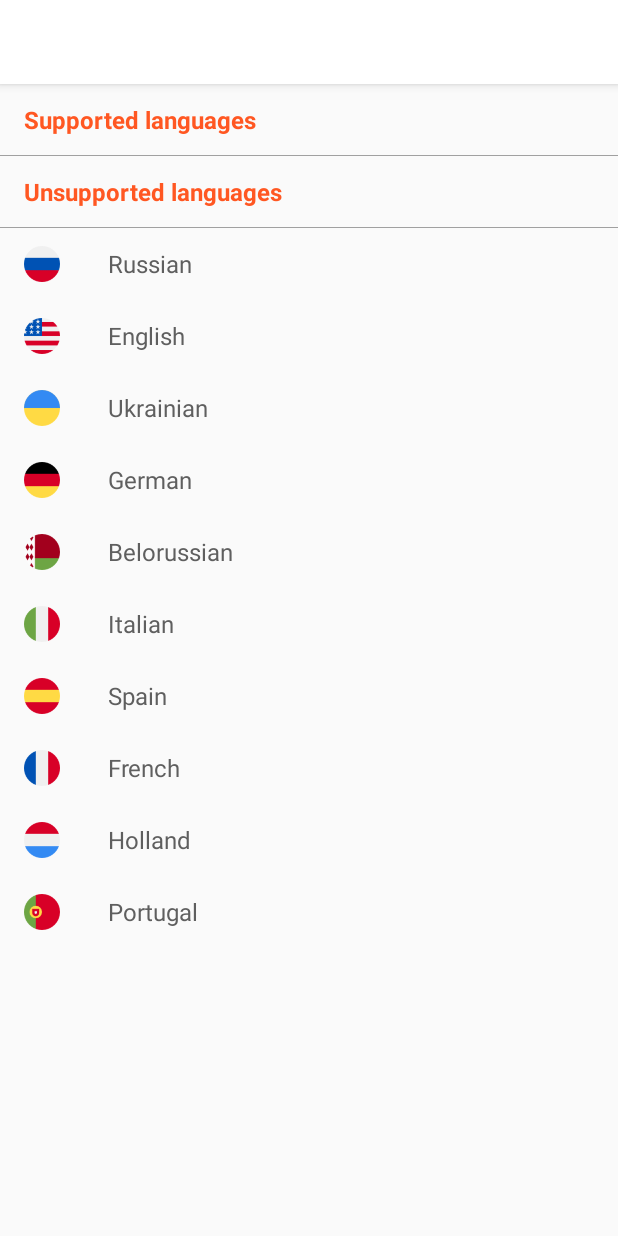
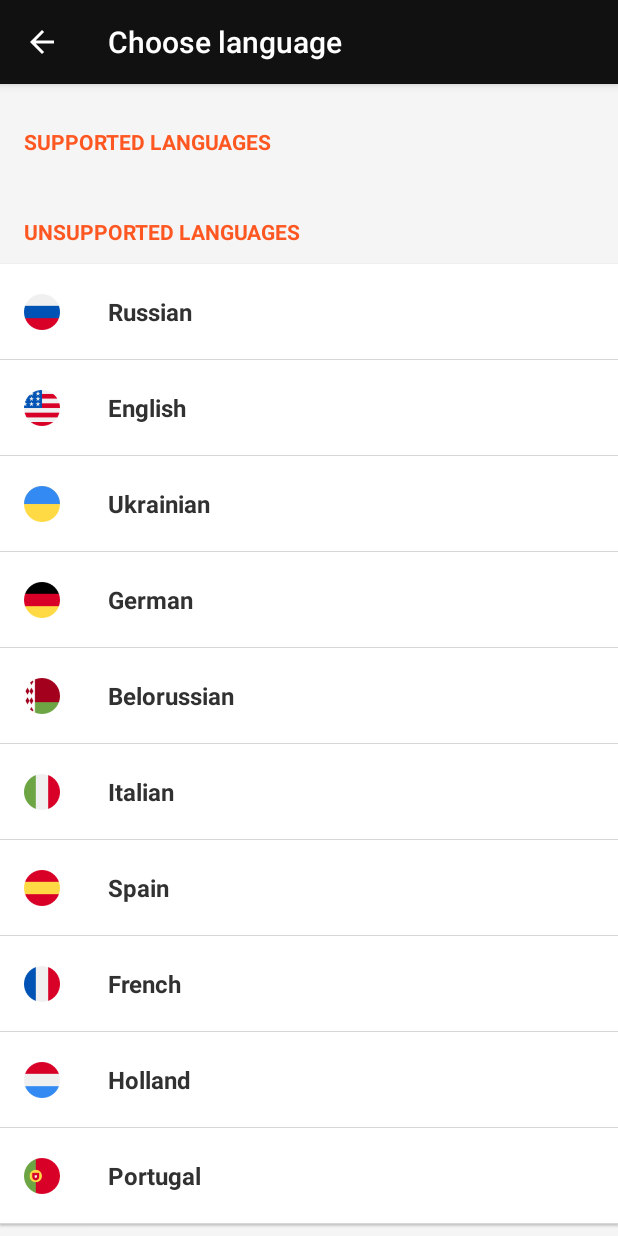
Before and after one commit to santaevpavel/ClipboardTranslator, an Android app: the ChooseLanguageActivity screen opened directly, with no data from a screen before it, on a phone screen of 412 x 824 dp. Run offline under Robolectric (Android 15) with nearby library versions, the phone set to English and light mode, and no system bars; our stand-ins replace data binding; 1 statement that could not run was skipped.

Commit message:
added new design (attempt 2)

```diff
--- a/app/build.gradle
+++ b/app/build.gradle
@@ -15,6 +15,7 @@ android {
         testInstrumentationRunner "android.support.test.runner.AndroidJUnitRunner"
 
         buildConfigField "String", "YANDEX_TRANSLATE_API_KEY", "\"" + API_KEY + "\""
+        vectorDrawables.useSupportLibrary = true
     }
     buildTypes {
         release {
--- /dev/null
+++ b/app/src/main/res/drawable/ic_restore_black_128dp.xml
@@ -0,0 +1,4 @@
+<vector android:height="128dp" android:viewportHeight="24.0"
+    android:viewportWidth="24.0" android:width="128dp" xmlns:android="http://schemas.android.com/apk/res/android">
+    <path android:fillColor="#FF000000" android:pathData="M13,3c-4.97,0 -9,4.03 -9,9L1,12l3.89,3.89 0.07,0.14L9,12L6,12c0,-3.87 3.13,-7 7,-7s7,3.13 7,7 -3.13,7 -7,7c-1.93,0 -3.68,-0.79 -4.94,-2.06l-1.42,1.42C8.27,19.99 10.51,21 13,21c4.97,0 9,-4.03 9,-9s-4.03,-9 -9,-9zM12,8v5l4.28,2.54 0.72,-1.21 -3.5,-2.08L13.5,8L12,8z"/>
+</vector>
--- a/app/src/main/res/layout/activity_choose_language.xml
+++ b/app/src/main/res/layout/activity_choose_language.xml
@@ -7,6 +7,7 @@
         android:layout_width="match_parent"
         android:layout_height="match_parent"
         android:orientation="vertical"
+        android:background="@color/main_background"
         tools:context="ru.santaev.clipboardtranslator.ui.ChooseLanguageActivity">
 
         <android.support.design.widget.AppBarLayout
--- a/app/src/main/res/layout/activity_main.xml
+++ b/app/src/main/res/layout/activity_main.xml
@@ -12,7 +12,7 @@
             android:layout_height="wrap_content"
             android:animateLayoutChanges="true"
             android:theme="@style/ThemeOverlay.AppCompat.Dark.ActionBar"
-            android:background="@color/colorWhite"
+            android:background="@color/colorPrimary"
             app:elevation="0dp">
 
             <android.support.v7.widget.Toolbar
@@ -20,8 +20,8 @@
                 android:layout_width="match_parent"
                 android:layout_height="?attr/actionBarSize"
                 android:visibility="visible"
-                android:background="@color/colorWhite"
-                app:titleTextColor="@color/textColorBlackLight"
+                android:background="@color/textColorBlackLight"
+                app:titleTextColor="@color/colorWhite"
                 app:elevation="0dp"
                 app:theme="@style/ToolbarColored" />
 
--- a/app/src/main/res/layout/history_item_layout.xml
+++ b/app/src/main/res/layout/history_item_layout.xml
@@ -6,7 +6,7 @@
         android:layout_width="wrap_content"
         android:layout_height="wrap_content"
         app:cardCornerRadius="0dp"
-        app:cardElevation="0dp">
+        app:cardElevation="1dp">
 
         <RelativeLayout
             android:layout_width="match_parent"
@@ -66,14 +66,14 @@
                 android:layout_marginRight="16dp"
                 android:maxLines="1"
                 android:text="ru-en"
-                android:textColor="@color/textColorGray"
+                android:textColor="@color/colorAccent"
                 android:textSize="14sp" />
 
 
             <View
                 android:layout_width="match_parent"
                 android:layout_height="1px"
-                android:background="@color/textColorGrayLight"
+                android:background="@color/dividerColor"
                 android:layout_alignParentBottom="true"/>
 
         </RelativeLayout>
--- a/app/src/main/res/layout/language_item_layout.xml
+++ b/app/src/main/res/layout/language_item_layout.xml
@@ -1,19 +1,30 @@
 <?xml version="1.0" encoding="utf-8"?>
 <layout xmlns:app="http://schemas.android.com/apk/res-auto">
 
-    <LinearLayout xmlns:android="http://schemas.android.com/apk/res/android"
+    <android.support.v7.widget.CardView
+        xmlns:android="http://schemas.android.com/apk/res/android"
         android:layout_width="match_parent"
-        android:layout_height="48dp"
-        android:orientation="horizontal"
-        android:background="?android:attr/selectableItemBackground" >
+        android:layout_height="64dp"
+        app:cardCornerRadius="0dp"
+        app:cardElevation="1dp">
+
+        <RelativeLayout
+            android:layout_width="match_parent"
+            android:layout_height="match_parent"
+            android:background="?android:attr/selectableItemBackground">
+
+            <LinearLayout
+                android:layout_width="match_parent"
+                android:layout_height="match_parent"
+                android:orientation="horizontal">
 
                 <android.support.v7.widget.AppCompatImageView
                     android:id="@+id/icon"
-            android:layout_marginLeft="16dp"
-            android:layout_marginRight="8dp"
                     android:layout_width="24dp"
                     android:layout_height="24dp"
                     android:layout_gravity="center_vertical"
+                    android:layout_marginLeft="16dp"
+                    android:layout_marginRight="8dp"
                     app:srcCompat="@drawable/ic_country_russia" />
 
                 <android.support.v7.widget.AppCompatTextView
@@ -24,8 +35,18 @@
                     android:layout_marginLeft="24dp"
                     android:layout_marginRight="16dp"
                     android:text="Text"
-            android:textColor="@color/textColorGray"
-            android:textSize="16sp" />
+                    android:textColor="@color/textColorGrayDark"
+                    android:textSize="16sp"
+                    android:textStyle="bold" />
 
             </LinearLayout>
+
+            <View
+                android:layout_width="match_parent"
+                android:layout_height="1px"
+                android:layout_alignParentBottom="true"
+                android:background="@color/dividerColor" />
+        </RelativeLayout>
+
+    </android.support.v7.widget.CardView>
 </layout>
--- a/app/src/main/res/layout/language_section_item_layout.xml
+++ b/app/src/main/res/layout/language_section_item_layout.xml
@@ -1,28 +1,16 @@
 <?xml version="1.0" encoding="utf-8"?>
-<layout>
+<layout xmlns:android="http://schemas.android.com/apk/res/android"
+    xmlns:app="http://schemas.android.com/apk/res-auto">
 
-    <RelativeLayout xmlns:android="http://schemas.android.com/apk/res/android"
+    <android.support.v7.widget.AppCompatTextView
+        android:id="@+id/text"
+        style="@style/TextSectionStyle"
         android:layout_width="match_parent"
-        android:layout_height="48dp"
-        android:orientation="vertical">
+        android:layout_height="36dp"
+        android:layout_gravity="center_vertical"
+        android:gravity="bottom"
+        android:text="Text"
+        android:textColor="@color/colorAccent"
+        app:textAllCaps="true" />
 
-        <android.support.v7.widget.AppCompatTextView
-            android:id="@+id/text"
-            style="@style/TextSectionStyle"
-            android:layout_width="wrap_content"
-            android:layout_height="match_parent"
-            android:layout_gravity="center_vertical"
-            android:gravity="center_vertical"
-            android:textColor="@color/colorAccent"
-            android:layout_marginLeft="16dp"
-            android:layout_marginRight="16dp"
-            android:text="Text" />
-
-        <View
-            android:layout_width="match_parent"
-            android:layout_height="1px"
-            android:background="@color/textColorGrayLight"
-            android:layout_alignParentBottom="true"/>
-
-    </RelativeLayout>
 </layout>
--- a/app/src/main/res/menu/activity_main_menu.xml
+++ b/app/src/main/res/menu/activity_main_menu.xml
@@ -5,7 +5,7 @@
     <item
         android:id="@+id/action_settings"
         android:enabled="true"
-        android:icon="@drawable/ic_settings_black_24dp"
+        android:icon="@drawable/ic_settings_white_24dp"
         android:title="@string/action_settings"
         app:showAsAction="ifRoom" />
 
--- a/app/src/main/res/menu/fragment_history_menu.xml
+++ b/app/src/main/res/menu/fragment_history_menu.xml
@@ -5,7 +5,7 @@
     <item
         android:id="@+id/item_delete_all"
         android:enabled="true"
-        android:icon="@drawable/ic_delete_sweep_black_24dp"
+        android:icon="@drawable/ic_history_white_24dp"
         android:title="@string/fragment_history_item_clear"
         app:showAsAction="ifRoom"/>
 
--- a/app/src/main/res/values/colors.xml
+++ b/app/src/main/res/values/colors.xml
@@ -1,10 +1,12 @@
 <?xml version="1.0" encoding="utf-8"?>
 <resources>
-    <color name="colorPrimary">#ffffff</color>
-    <color name="colorPrimaryDark">#e8e8e8</color>
+    <color name="colorPrimary">#111</color>
+    <color name="colorPrimaryDark">#000</color>
     <color name="colorAccent">#ff5722</color>
 
     <color name="colorWhite">#ffffff</color>
+
+    <color name="dividerColor">#28000000</color>
 
     <color name="textColorBlackLight">#1e1e1e</color>
     <color name="textColorGrayDark">#313131</color>
@@ -12,5 +14,5 @@
     <color name="textColorGrayLight">#a0a0a0</color>
 
     <color name="history_item_bg">@color/colorWhite</color>
-    <color name="main_background">@color/colorWhite</color>
+    <color name="main_background">#f5f5f5</color>
 </resources>
--- a/app/src/main/res/values/styles.xml
+++ b/app/src/main/res/values/styles.xml
@@ -14,9 +14,10 @@
         <item name="android:layout_marginBottom">12dp</item>
         <item name="android:layout_marginLeft">16dp</item>
         <item name="android:layout_marginRight">16dp</item>
-        <item name="android:textSize">16sp</item>
+        <item name="android:textSize">14sp</item>
         <item name="android:textStyle">bold</item>
         <item name="android:textColor">@color/textColorBlackLight</item>
+
     </style>
 
     <style name="AppTheme.WhiteAccent">
```
Also changed, not shown: app/src/main/res/layout/fragment_history.xml (+10 -1 lines), app/src/main/res/layout/fragment_translate.xml (+19 -7 lines). Lines whose indentation alone changed are shown as unchanged.
